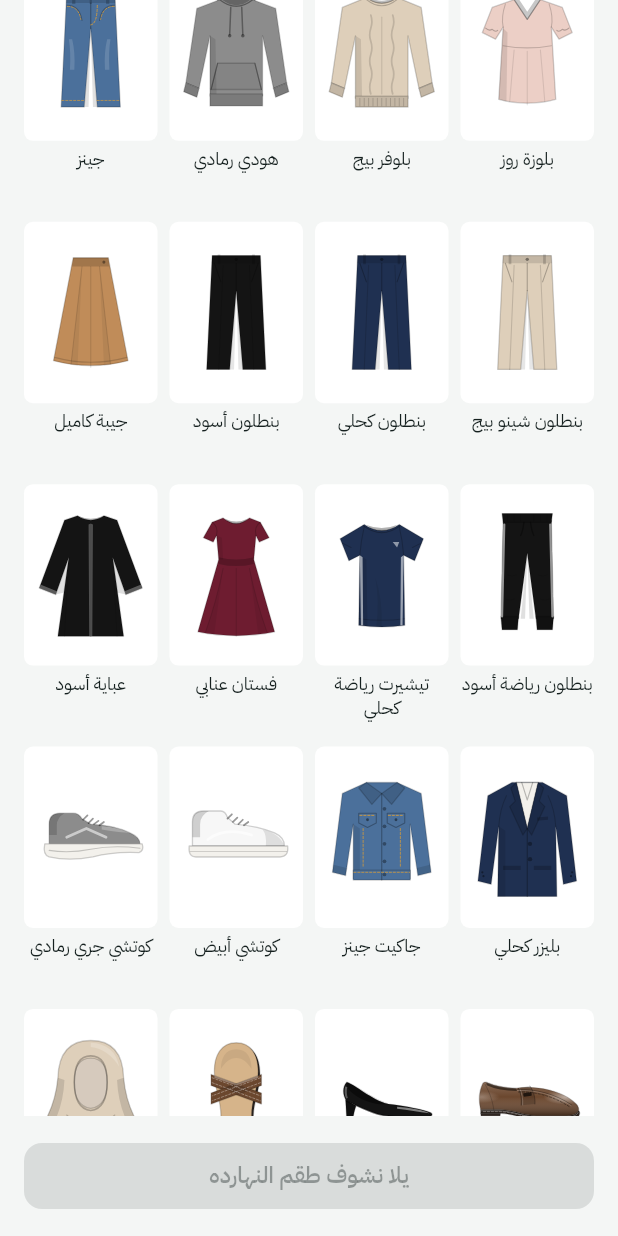
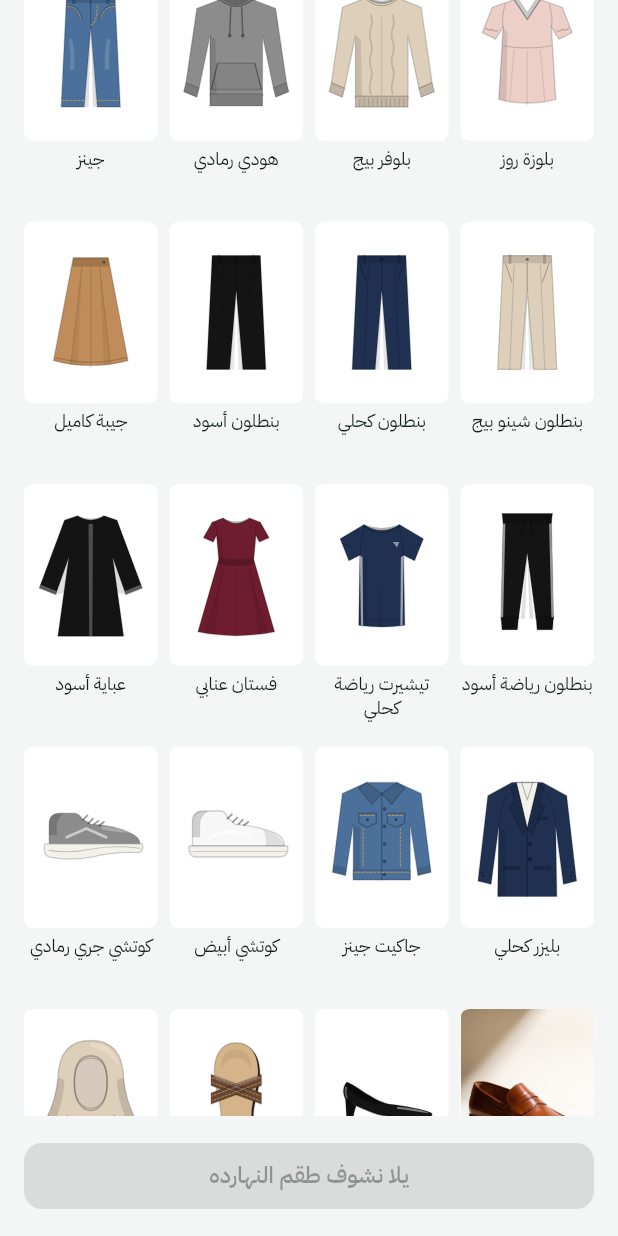
Before and after one commit to mroshdy2222-jpg/Mohamed-, a Flutter app: the screen it shows after launch, scrolled down 576 dp, on a phone screen of 412 x 824 dp. Run offline on Flutter 3.47's test engine with Material 3 defaults, Android fonts, the phone set to English and light mode, and no system bars; our stand-ins replace flutter_svg, image_picker, share_plus, shared_preferences; network calls fail.

```diff
--- a/app/lib/ui/item_swatch.dart
+++ b/app/lib/ui/item_swatch.dart
@@ -8,6 +8,10 @@ import 'garments.dart';
 import 'theme.dart';
 
 Color colorOf(FashionColor c) => HSLColor.fromAHSL(1, c.hue, c.saturation, c.lightness).toColor();
+
+/// Onboarding pieces that have a product photo in assets/photos, named by
+/// their id. The rest are drawn.
+const stockPhotos = {'b-loafers-brown'};
 
 /// The drawing for a piece without a photo. Onboarding pieces say what they
 /// are in their id (b-loafers-brown); the rest get their category's drawing.
@@ -95,7 +99,16 @@ class ItemSwatch extends StatelessWidget {
             child: Stack(
               children: [
                 Positioned.fill(
-                  child: item.photoPath != null
+                  child: item.photoPath == null && stockPhotos.contains(item.id)
+                      ? ClipRRect(
+                          borderRadius: BorderRadius.circular(Radii.sm),
+                          child: Image.asset(
+                            'assets/photos/${item.id}.jpg',
+                            fit: BoxFit.cover,
+                            errorBuilder: (_, _, _) => _silhouette(c),
+                          ),
+                        )
+                      : item.photoPath != null
                       ? ClipRRect(
                           borderRadius: BorderRadius.circular(Radii.sm),
                           child: Image(
--- a/app/pubspec.yaml
+++ b/app/pubspec.yaml
@@ -29,6 +29,9 @@ flutter:
   uses-material-design: true
   generate: true
 
+  assets:
+    - assets/photos/
+
   fonts:
     - family: Alexandria
       fonts:
```
Also changed, not shown: app/assets/photos/b-loafers-brown.jpg (added).
